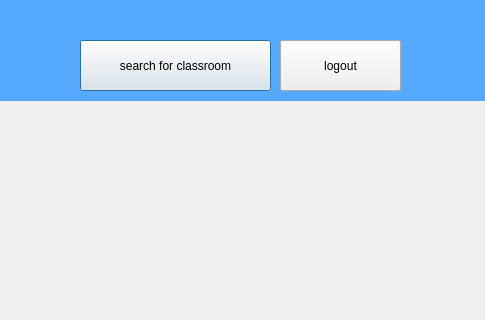
prazzx/Kakshya, file teacherdash.ui: the form before one commit; both pictures show x 760 to 1245 and y 0 to 320 of the 1245 by 749 pixel window.
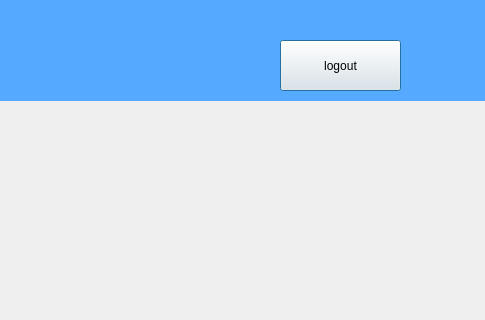
The form after the commit.

What changed in the file:
```diff
--- a/teacherdash.ui
+++ b/teacherdash.ui
@@ -13,19 +13,6 @@
   <property name="windowTitle">
    <string>Dialog</string>
   </property>
-  <widget class="QPushButton" name="pushButtonUpload">
-   <property name="geometry">
-    <rect>
-     <x>840</x>
-     <y>40</y>
-     <width>191</width>
-     <height>51</height>
-    </rect>
-   </property>
-   <property name="text">
-    <string>search for classroom</string>
-   </property>
-  </widget>
   <widget class="QPushButton" name="pushButton_2">
    <property name="geometry">
     <rect>
```
Left out of the diff: 1 changed line with no effect on the pictures.
